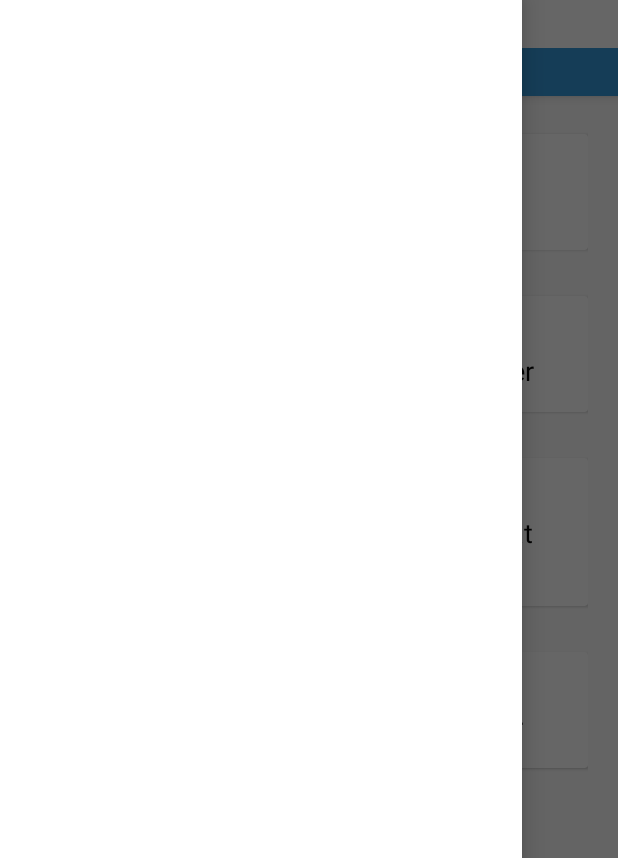
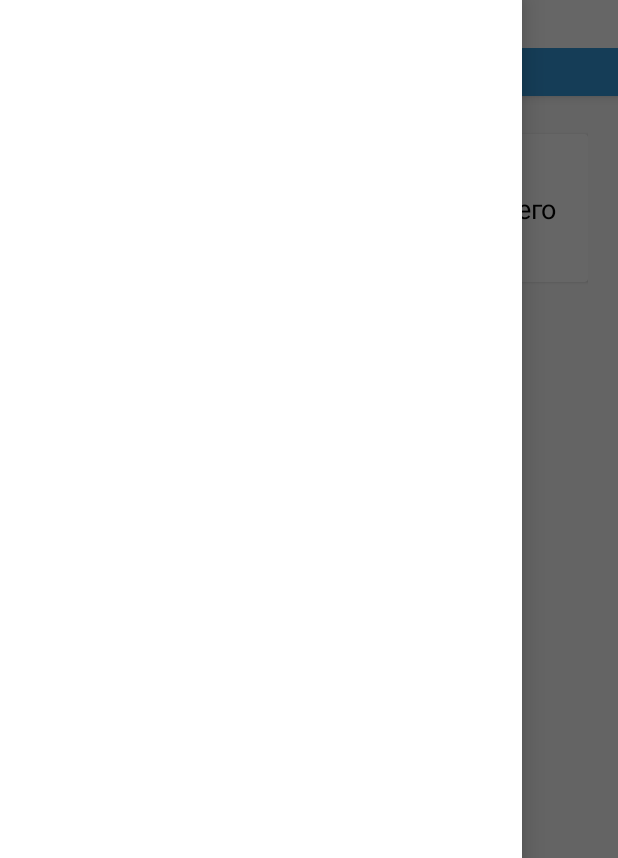
Before and after one commit to iRapoo/xai2, an Android app: the SheduleActivity screen opened directly, with no data from a screen before it, with the side drawer open, on a phone screen of 412 x 824 dp. Shown: the top 858 px of the screen. Run offline under Robolectric (Android 15) with nearby library versions, the phone set to English and light mode, and no system bars; our stand-ins replace ButterKnife; libraries missing offline, so code that uses them is left out: com.github.florent37.awesomebar, com.github.vipulasri.timelineview, devs.mulham.horizontalcalendar; plain views replace AwesomeBar, HorizontalCalendarView; network calls fail; 10 statements that could not run were skipped.

```diff
--- a/app/src/main/java/xyz/quenix/xai2/SelectActivity.java
+++ b/app/src/main/java/xyz/quenix/xai2/SelectActivity.java
@@ -39,7 +39,6 @@ public class SelectActivity extends AppCompatActivity {
                 .setTitle("")
                 .setImageArray(mImageArray, mColorArray)
                 .setupWithViewPager(mViewPager);
-
     }
 
     private void initFragments() {
--- a/app/src/main/java/xyz/quenix/xai2/SheduleActivity.java
+++ b/app/src/main/java/xyz/quenix/xai2/SheduleActivity.java
@@ -1,7 +1,10 @@
 package xyz.quenix.xai2;
 
+import android.content.Context;
+import android.content.Intent;
 import android.graphics.Color;
 import android.graphics.drawable.GradientDrawable;
+import android.support.v4.content.ContextCompat;
 import android.support.v4.widget.DrawerLayout;
 import android.support.v7.app.AppCompatActivity;
 import android.os.Bundle;
@@ -26,8 +29,8 @@ import butterknife.ButterKnife;
 import devs.mulham.horizontalcalendar.HorizontalCalendar;
 import devs.mulham.horizontalcalendar.HorizontalCalendarListener;
 
-import xyz.quenix.xai2.model.OrderStatus;
-import xyz.quenix.xai2.model.TimeLineModel;
+import xyz.quenix.xai2.MyLibs.*;
+import xyz.quenix.xai2.model.*;
 
 public class SheduleActivity extends AppCompatActivity {
 
@@ -45,22 +48,33 @@ public class SheduleActivity extends AppCompatActivity {
     private GradientDrawable.Orientation mOrientation;
     private boolean mWithLinePadding;
 
+    Context context = this;
+
     @Override
     protected void onCreate(Bundle savedInstanceState) {
         super.onCreate(savedInstanceState);
+        setTheme(R.style.AppTheme);
         setContentView(R.layout.activity_shedule);
         ButterKnife.bind(this);
+
+        final Intent SelectIntent = new Intent(SheduleActivity.this, SelectActivity.class);
+
+        if(Storage.emptyData(context, "NOW_GROUP")){
+            startActivity(SelectIntent);
+        }
 
         /*
          * Awesone bar
          */
 
-        bar.addAction(R.drawable.awsb_ic_edit_animated, "110");
+        String now_group = (Storage.emptyData(context, "NOW_GROUP")) ? getResources().getString(R.string.select) : Storage.loadData(context, "NOW_GROUP");
+
+        bar.addAction(R.drawable.awsb_ic_edit_animated, now_group);
 
         bar.setActionItemClickListener(new AwesomeBar.ActionItemClickListener() {
             @Override
             public void onActionItemClicked(int position, ActionItem actionItem) {
-                Toast.makeText(getBaseContext(), actionItem.getText()+" clicked", Toast.LENGTH_LONG).show();
+                startActivity(SelectIntent);
             }
         });
 
@@ -112,7 +126,7 @@ public class SheduleActivity extends AppCompatActivity {
                 .monthFormat("MMM")
                 .showDayName(true)
                 .showMonthName(true)
-                //.defaultSelectedDate(defaultDate.getTime())
+                .selectedDateBackground(ContextCompat.getDrawable(this, R.drawable.selector))
                 .textColor(Color.WHITE, Color.WHITE)
                 .build();
 
@@ -149,10 +163,8 @@ public class SheduleActivity extends AppCompatActivity {
     }
 
     private void setDataListItems(){
-        mDataList.add(new TimeLineModel("Item successfully delivered", "C 08:00 до 11:00", OrderStatus.COMPLETED));
-        mDataList.add(new TimeLineModel("Courier is out to delivery your order", "2017-02-12 08:00", OrderStatus.ACTIVE));
-        mDataList.add(new TimeLineModel("Item has reached courier facility at New Delhi", "2017-02-11 21:00", OrderStatus.COMPLETED));
-        mDataList.add(new TimeLineModel("Item has been given to the courier", "2017-02-11 18:00", OrderStatus.COMPLETED));
+        mDataList.add(new TimeLineModel(getResources().getString(R.string.ER_CONTENT),
+                getResources().getString(R.string.ER_LABEL), OrderStatus.INACTIVE));
     }
 
 }
--- a/app/src/main/java/xyz/quenix/xai2/TimeLineAdapter.java
+++ b/app/src/main/java/xyz/quenix/xai2/TimeLineAdapter.java
@@ -14,9 +14,6 @@ import com.github.vipulasri.timelineview.TimelineView;
 
 import java.util.List;
 
-/**
- * Created by HP-HP on 05-12-2015.
- */
 public class TimeLineAdapter extends RecyclerView.Adapter<TimeLineViewHolder> {
 
     private List<TimeLineModel> mFeedList;
@@ -51,20 +48,12 @@ public class TimeLineAdapter extends RecyclerView.Adapter<TimeLineViewHolder> {
         if(timeLineModel.getStatus() == OrderStatus.INACTIVE) {
             holder.mTimelineView.setMarker(VectorDrawableUtils.getDrawable(mContext, R.drawable.ic_marker_inactive, android.R.color.darker_gray));
         } else if(timeLineModel.getStatus() == OrderStatus.ACTIVE) {
-            holder.mTimelineView.setMarker(VectorDrawableUtils.getDrawable(mContext, R.drawable.ic_marker_active, R.color.colorPrimary));
+            holder.mTimelineView.setMarker(VectorDrawableUtils.getDrawable(mContext, R.drawable.ic_marker_active, R.color.colorAsbestos));
         } else {
-            holder.mTimelineView.setMarker(ContextCompat.getDrawable(mContext, R.drawable.ic_marker), ContextCompat.getColor(mContext, R.color.colorPrimary));
+            holder.mTimelineView.setMarker(ContextCompat.getDrawable(mContext, R.drawable.ic_marker), ContextCompat.getColor(mContext, R.color.colorAsbestos));
         }
 
         holder.mTeacher.setText(timeLineModel.getTeacher());
-
-        /*if(!timeLineModel.getDate().isEmpty()) {
-            holder.mDate.setVisibility(View.VISIBLE);
-            holder.mDate.setText(DateTimeUtils.parseDateTime(timeLineModel.getDate(), "yyyy-MM-dd HH:mm", "hh:mm a, dd-MMM-yyyy"));
-        }
-        else
-            holder.mDate.setVisibility(View.GONE);*/
-
         holder.mMessage.setText(timeLineModel.getMessage());
     }
 
--- /dev/null
+++ b/app/src/main/res/color/color_primary.xml
@@ -0,0 +1,3 @@
+<selector xmlns:android="http://schemas.android.com/apk/res/android">
+    <item android:color="?attr/colorPrimary"/>
+</selector>
--- a/app/src/main/res/drawable-v21/selector.xml
+++ b/app/src/main/res/drawable-v21/selector.xml
@@ -1,7 +1,7 @@
 <?xml version="1.0" encoding="utf-8"?>
 <ripple xmlns:android="http://schemas.android.com/apk/res/android"
-    android:color="@color/colorAsbestos">
+    android:color="@color/colorSilver">
     <item
         android:id="@android:id/mask"
-        android:drawable="@color/colorAsbestos"/>
+        android:drawable="@color/colorSilver"/>
 </ripple>
--- a/app/src/main/res/drawable/ic_marker.xml
+++ b/app/src/main/res/drawable/ic_marker.xml
@@ -3,6 +3,6 @@
     xmlns:android="http://schemas.android.com/apk/res/android"
     android:shape="oval">
 
-    <solid android:color="@android:color/holo_blue_dark"/>
+    <solid android:color="@color/colorAsbestos"/>
 
 </shape>
--- a/app/src/main/res/drawable/selector.xml
+++ b/app/src/main/res/drawable/selector.xml
@@ -1,4 +1,4 @@
 <selector xmlns:android="http://schemas.android.com/apk/res/android">
-    <item android:drawable="@color/colorAsbestos" android:state_pressed="true"/>
+    <item android:drawable="@color/colorSilver" android:state_pressed="true"/>
     <item android:drawable="@android:color/transparent"/>
 </selector>
--- a/app/src/main/res/layout/activity_shedule.xml
+++ b/app/src/main/res/layout/activity_shedule.xml
@@ -36,7 +36,8 @@
                 android:id="@+id/calendarView"
                 android:layout_width="match_parent"
                 android:layout_height="wrap_content"
-                android:background="@color/colorPrimary"
+                android:background="?colorPrimary"
+                app:selectedDateBackground="@drawable/selector"
                 app:textColorSelected="#FFFF"
                 app:textSizeDayName="14sp"
                 app:textSizeDayNumber="20sp"/>
--- a/app/src/main/res/values/colors.xml
+++ b/app/src/main/res/values/colors.xml
@@ -1,11 +1,16 @@
 <?xml version="1.0" encoding="utf-8"?>
 <resources>
     <color name="colorPrimary">#3498db</color>
+    <color name="colorPrimaryDark">#2980b9</color>
+
     <color name="colorPrimary2">#2ecc71</color>
-    <color name="colorPrimaryDark">#2980b9</color>
     <color name="colorPrimaryDark2">#27ae60</color>
 
     <color name="colorAccent">#FFFFFF</color>
+
+    <color name="colorClouds">#ecf0f1</color>
+    <color name="colorSilver">#bdc3c7</color>
+    <color name="colorConcrete">#95a5a6</color>
     <color name="colorAsbestos">#7f8c8d</color>
 
 </resources>
--- a/app/src/main/res/values/strings.xml
+++ b/app/src/main/res/values/strings.xml
@@ -16,8 +16,7 @@
     <string name="ADD_GROUP">Нет твоей группы?</string>
     <string name="Language">Выбрать язык</string>
     <string name="GET_DATA">Получение данных...</string>
-    <string name="SELECT">Группа</string>
-    <string name="SELECT_GROUP">Выбрать группу</string>
+    <string name="select">Выбрать</string>
     <string name="search">Поиск</string>
     <string name="LastSel">Расписание в кеше</string>
     <string name="widgetGroup">Выберите группу из кеша</string>
@@ -66,8 +65,8 @@
     <string name="Update">Получить обновление</string>
     <string name="UpdateText">На сервере есть изменения в расписании вашей группы, рекомендуется обновится.\n\nПроцесс займет не больше секунды. </string>
 
-    <string name="ER_LABEL">Ошибка 404</string>
-    <string name="ER_CONTENT">Не найдено записей. Скорее всего вы указали не правельно номер группы.</string>
+    <string name="ER_LABEL">Ой, ошибка...</string>
+    <string name="ER_CONTENT">Не найдено записей. Скорее всего не загружено расписание.</string>
 
     <string-array name="TYPE_WEEK">
         <item>Числитель</item>
--- a/app/src/main/res/values/styles.xml
+++ b/app/src/main/res/values/styles.xml
@@ -8,10 +8,14 @@
         <item name="colorAccent">@color/colorAccent</item>
     </style>
 
+    <style name="AppThemeTeach" parent="Theme.AppCompat.Light.NoActionBar">
+        <!-- Customize your theme here. -->
+        <item name="colorPrimary">@color/colorPrimary2</item>
+        <item name="colorPrimaryDark">@color/colorPrimaryDark2</item>
+        <item name="colorAccent">@color/colorAccent</item>
+    </style>
+
     <style name="Theme.Panel" parent="Theme.AppCompat.Light.Dialog">
-        <item name="colorPrimary">@color/colorPrimary</item>
-        <item name="colorPrimaryDark">@color/colorPrimaryDark</item>
-        <item name="colorAccent">@color/colorAccent</item>
         <item name="windowActionBar">false</item>
         <item name="windowNoTitle">true</item>
     </style>
```
Also changed, not shown: app/src/main/java/xyz/quenix/xai2/MainFragment.java (+7 -0 lines), app/src/main/java/xyz/quenix/xai2/RecyclerAdapter.java (+20 -2 lines), app/src/main/res/layout/shedule_card.xml (+7 -5 lines).
